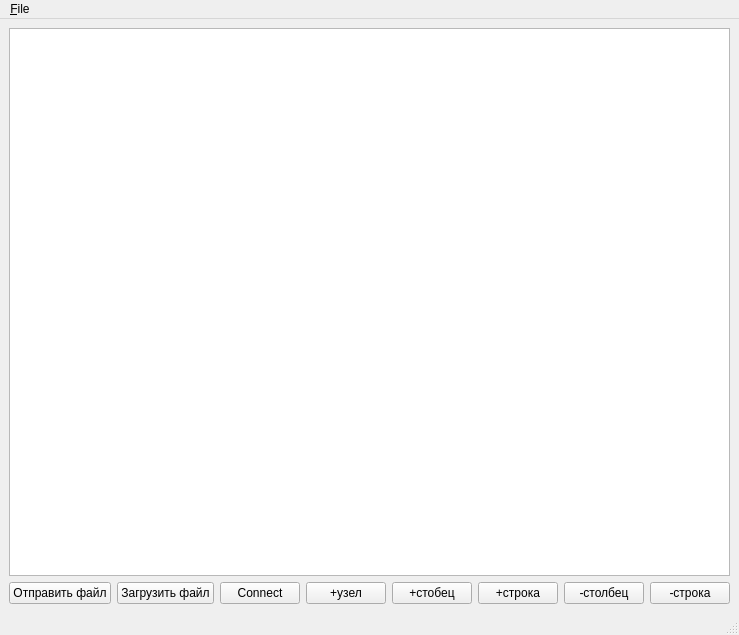
Qt form mainwindow.ui (Fragers/Big-brother-is-watching-you) before a commit.
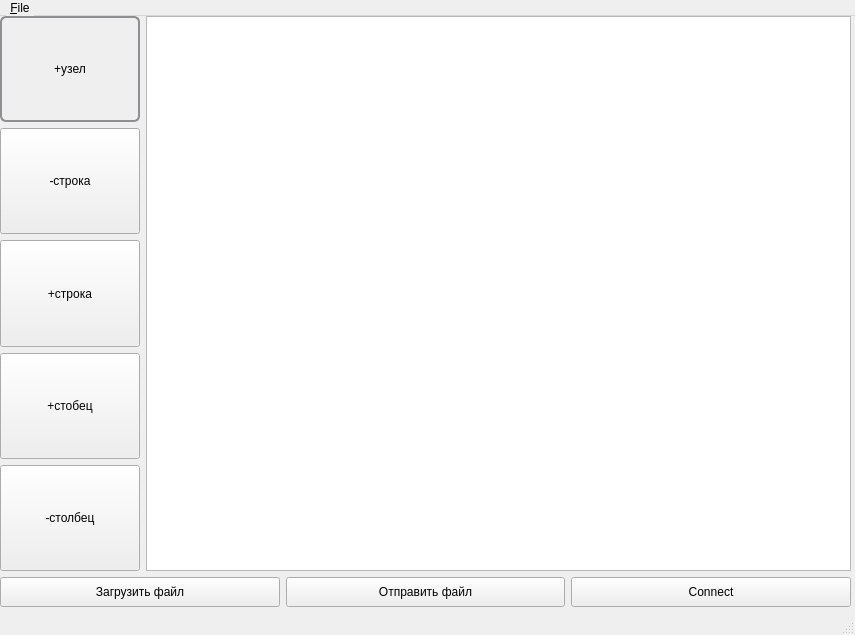
The same form after that commit. Icons and pictures are not drawn.

The edit to the form file:
```diff
--- a/mainwindow.ui
+++ b/mainwindow.ui
@@ -6,7 +6,7 @@
    <rect>
     <x>0</x>
     <y>0</y>
-    <width>726</width>
+    <width>855</width>
     <height>635</height>
    </rect>
   </property>
@@ -14,85 +14,304 @@
    <string>MainWindow</string>
   </property>
   <widget class="QWidget" name="centralwidget">
-   <layout class="QVBoxLayout" name="verticalLayout_2">
-    <item>
-     <layout class="QVBoxLayout" name="verticalLayout">
-      <item>
-       <widget class="QTreeView" name="treeView"/>
-      </item>
-      <item>
-       <layout class="QHBoxLayout" name="horizontalLayout">
-        <item>
-         <widget class="QPushButton" name="pushButton">
-          <property name="text">
-           <string>Отправить файл</string>
-          </property>
-         </widget>
-        </item>
-        <item>
-         <widget class="QPushButton" name="install">
-          <property name="text">
-           <string>Загрузить файл</string>
-          </property>
-         </widget>
-        </item>
-        <item>
-         <widget class="QPushButton" name="ConnectTo">
-          <property name="text">
-           <string>Connect</string>
-          </property>
-         </widget>
-        </item>
-        <item>
-         <widget class="QPushButton" name="insertChildAction">
-          <property name="text">
-           <string>+узел</string>
-          </property>
-         </widget>
-        </item>
-        <item>
-         <widget class="QPushButton" name="insertColumnAction">
-          <property name="text">
-           <string>+стобец</string>
-          </property>
-         </widget>
-        </item>
-        <item>
-         <widget class="QPushButton" name="insertRowAction">
-          <property name="text">
-           <string>+строка</string>
-          </property>
-         </widget>
-        </item>
-        <item>
-         <widget class="QPushButton" name="removeColumnAction">
-          <property name="text">
-           <string>-столбец</string>
-          </property>
-         </widget>
-        </item>
-        <item>
-         <widget class="QPushButton" name="removeRowAction">
-          <property name="text">
-           <string>-строка</string>
-          </property>
-         </widget>
-        </item>
-       </layout>
-      </item>
-     </layout>
-    </item>
-   </layout>
+   <widget class="QWidget" name="verticalLayoutWidget_2">
+    <property name="geometry">
+     <rect>
+      <x>0</x>
+      <y>0</y>
+      <width>851</width>
+      <height>591</height>
+     </rect>
+    </property>
+    <layout class="QVBoxLayout" name="verticalLayout_3">
+     <property name="sizeConstraint">
+      <enum>QLayout::SetDefaultConstraint</enum>
+     </property>
+     <item>
+      <layout class="QHBoxLayout" name="horizontalLayout_2">
+       <item>
+        <layout class="QVBoxLayout" name="verticalLayout">
+         <item>
+          <widget class="QPushButton" name="insertChildAction">
+           <property name="sizePolicy">
+            <sizepolicy hsizetype="Preferred" vsizetype="Preferred">
+             <horstretch>0</horstretch>
+             <verstretch>0</verstretch>
+            </sizepolicy>
+           </property>
+           <property name="styleSheet">
+            <string notr="true">QPushButton {
+    border: 2px solid #8f8f91;
+    border-radius: 6px;
+    background-color: qlineargradient(x1: 0, y1: 0, x2: 0, y2: 1,
+                                      stop: 0 #f6f7fa, stop: 1 #dadbde);
+    min-width: 80px;
+}
+
+QPushButton:pressed {
+    background-color: qlineargradient(x1: 0, y1: 0, x2: 0, y2: 1,
+                                      stop: 0 #dadbde, stop: 1 #f6f7fa);
+}
+
+QPushButton:flat {
+    border: none; /* no border for a flat push button */
+}
+
+QPushButton:default {
+    border-color: navy; /* make the default button prominent */
+}
+
+QPushButton:open { /* when the button has its menu open */
+    background-color: qlineargradient(x1: 0, y1: 0, x2: 0, y2: 1,
+                                      stop: 0 #dadbde, stop: 1 #f6f7fa);
+}
+
+QPushButton::menu-indicator {
+    subcontrol-origin: padding;
+    subcontrol-position: bottom right;
+}
+
+QPushButton::menu-indicator:pressed, QPushButton::menu-indicator:open {
+    position: relative;
+    top: 2px; left: 2px; /* shift the arrow by 2 px */
+}</string>
+           </property>
+           <property name="text">
+            <string>+узел</string>
+           </property>
+          </widget>
+         </item>
+         <item>
+          <widget class="QPushButton" name="removeRowAction">
+           <property name="sizePolicy">
+            <sizepolicy hsizetype="Fixed" vsizetype="Preferred">
+             <horstretch>0</horstretch>
+             <verstretch>0</verstretch>
+            </sizepolicy>
+           </property>
+           <property name="minimumSize">
+            <size>
+             <width>140</width>
+             <height>0</height>
+            </size>
+           </property>
+           <property name="text">
+            <string>-строка</string>
+           </property>
+          </widget>
+         </item>
+         <item>
+          <widget class="QPushButton" name="insertRowAction">
+           <property name="sizePolicy">
+            <sizepolicy hsizetype="Preferred" vsizetype="Preferred">
+             <horstretch>0</horstretch>
+             <verstretch>0</verstretch>
+            </sizepolicy>
+           </property>
+           <property name="text">
+            <string>+строка</string>
+           </property>
+          </widget>
+         </item>
+         <item>
+          <widget class="QPushButton" name="insertColumnAction">
+           <property name="sizePolicy">
+            <sizepolicy hsizetype="Minimum" vsizetype="Preferred">
+             <horstretch>0</horstretch>
+             <verstretch>0</verstretch>
+            </sizepolicy>
+           </property>
+           <property name="text">
+            <string>+стобец</string>
+           </property>
+          </widget>
+         </item>
+         <item>
+          <widget class="QPushButton" name="removeColumnAction">
+           <property name="sizePolicy">
+            <sizepolicy hsizetype="Minimum" vsizetype="Preferred">
+             <horstretch>0</horstretch>
+             <verstretch>0</verstretch>
+            </sizepolicy>
+           </property>
+           <property name="text">
+            <string>-столбец</string>
+           </property>
+          </widget>
+         </item>
+        </layout>
+       </item>
+       <item>
+        <widget class="QTreeView" name="treeView">
+         <property name="enabled">
+          <bool>true</bool>
+         </property>
+         <property name="font">
+          <font>
+           <family>Allerta</family>
+          </font>
+         </property>
+         <property name="autoFillBackground">
+          <bool>false</bool>
+         </property>
+         <property name="styleSheet">
+          <string notr="true">QTreeView {
+    show-decoration-selected: 1;
+}
+
+
+
+QTreeView::item:hover {
+    background: qlineargradient(x1: 0, y1: 0, x2: 0, y2: 1, stop: 0 #e7effd, stop: 1 #434B4D);
+    border: 1px solid #434B4D;
+}
+
+QTreeView::item:selected {
+    border: 1px solid #434B4D
+}
+
+QTreeView::item:selected:active{
+    background: qlineargradient(x1: 0, y1: 0, x2: 0, y2: 1, stop: 0 #6ea1f1, stop: 1 #434B4D);
+}
+
+QTreeView::item:selected:!active {
+    background: qlineargradient(x1: 0, y1: 0, x2: 0, y2: 1, stop: 0 #6b9be8, stop: 1 #434B4D);
+}
+
+QTreeView::branch:has-siblings:!adjoins-item {
+    border-image: url(:/vline.png) 0;
+}
+
+QTreeView::branch:has-siblings:adjoins-item {
+    border-image: url(:/branch-more.png) 0;
+}
+
+QTreeView::branch:!has-children:!has-siblings:adjoins-item {
+    border-image: url(:/branch-end.png) 0;
+}
+
+QTreeView::branch:has-children:!has-siblings:closed,
+QTreeView::branch:closed:has-children:has-siblings {
+        border-image: none;
+        image: url(:/branch-closed.png);
+}
+
+QTreeView::branch:open:has-children:!has-siblings,
+QTreeView::branch:open:has-children:has-siblings  {
+        border-image: none;
+        image: url(:/branch-open.png);
+}</string>
+         </property>
+         <property name="frameShape">
+          <enum>QFrame::StyledPanel</enum>
+         </property>
+         <property name="frameShadow">
+          <enum>QFrame::Raised</enum>
+         </property>
+         <property name="alternatingRowColors">
+          <bool>true</bool>
+         </property>
+         <property name="animated">
+          <bool>true</bool>
+         </property>
+        </widget>
+       </item>
+      </layout>
+     </item>
+     <item>
+      <layout class="QHBoxLayout" name="horizontalLayout">
+       <item>
+        <widget class="QPushButton" name="install">
+         <property name="sizePolicy">
+          <sizepolicy hsizetype="Preferred" vsizetype="Fixed">
+           <horstretch>0</horstretch>
+           <verstretch>0</verstretch>
+          </sizepolicy>
+         </property>
+         <property name="minimumSize">
+          <size>
+           <width>0</width>
+           <height>30</height>
+          </size>
+         </property>
+         <property name="text">
+          <string>Загрузить файл</string>
+         </property>
+        </widget>
+       </item>
+       <item>
+        <widget class="QPushButton" name="pushButton">
+         <property name="sizePolicy">
+          <sizepolicy hsizetype="Preferred" vsizetype="Fixed">
+           <horstretch>0</horstretch>
+           <verstretch>0</verstretch>
+          </sizepolicy>
+         </property>
+         <property name="minimumSize">
+          <size>
+           <width>0</width>
+           <height>30</height>
+          </size>
+         </property>
+         <property name="text">
+          <string>Отправить файл</string>
+         </property>
+        </widget>
+       </item>
+       <item>
+        <widget class="QPushButton" name="ConnectTo">
+         <property name="sizePolicy">
+          <sizepolicy hsizetype="Preferred" vsizetype="Fixed">
+           <horstretch>0</horstretch>
+           <verstretch>0</verstretch>
+          </sizepolicy>
+         </property>
+         <property name="minimumSize">
+          <size>
+           <width>0</width>
+           <height>30</height>
+          </size>
+         </property>
+         <property name="text">
+          <string>Connect</string>
+         </property>
+        </widget>
+       </item>
+      </layout>
+     </item>
+    </layout>
+   </widget>
   </widget>
   <widget class="QMenuBar" name="menubar">
    <property name="geometry">
     <rect>
      <x>0</x>
      <y>0</y>
-     <width>726</width>
-     <height>20</height>
+     <width>855</width>
+     <height>17</height>
     </rect>
    </property>
+   <property name="styleSheet">
+    <string notr="true">QMenuBar {
+    background-color: qlineargradient(x1:0, y1:0, x2:0, y2:1,
+                                      stop:0 lightgray, stop:1 darkgray);
+}
+
+QMenuBar::item {
+    spacing: 3px; /* spacing between menu bar items */
+    padding: 1px 4px;
+    background: transparent;
+    border-radius: 4px;
+}
+
+QMenuBar::item:selected { /* when selected using mouse or keyboard */
+    background: #a8a8a8;
+}
+
+QMenuBar::item:pressed {
+    background: #888888;
+}</string>
+   </property>
    <widget class="QMenu" name="menu_flie">
     <property name="title">
      <string>&amp;File</string>
```
Left out of the diff: 16 changed lines with no effect on the pictures.
